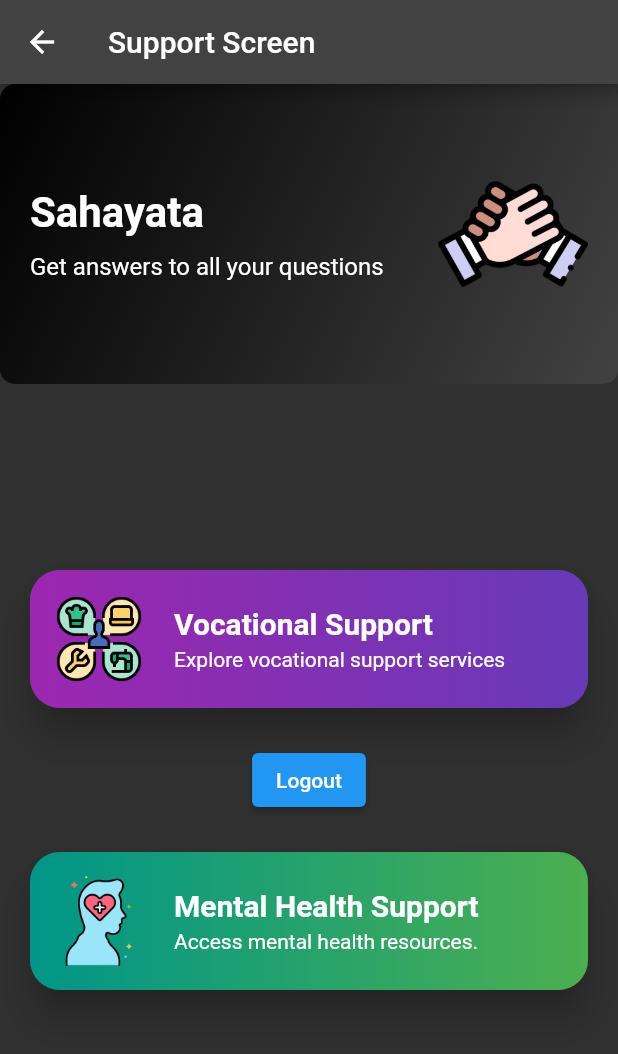
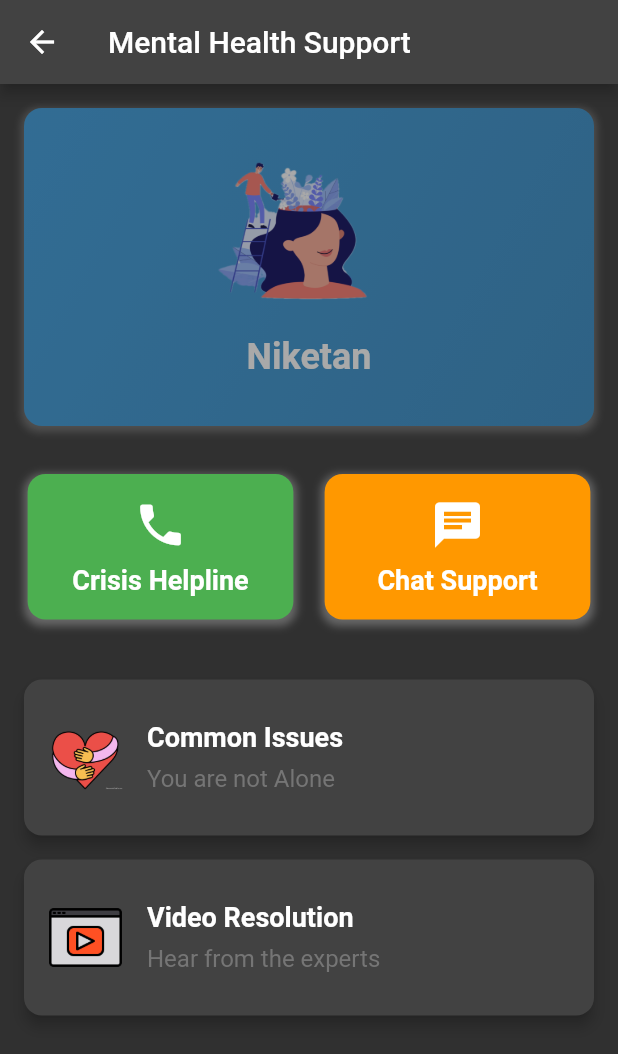
Before and after one commit to harshitsinghcode/law_help_falcon, a Flutter app: the UTSupport screen opened directly, after a tap on "Mental Health Support", on a phone screen of 412 x 824 dp. Shown: the top 1054 px of the screen. Run offline on Flutter 3.47's test engine with Material 2 defaults, Android fonts, the phone set to English and light mode, and no system bars; our stand-ins replace bubble, cloud_firestore, dot_navigation_bar, expansion_tile_card, firebase_auth, firebase_core and 4 more; missing offline and left inert: dialogflow_flutter; accounts and stored records are empty; Roboto replaces fonts that are missing (Montserrat); project files that could hold a hidden picture were left out.

Commit message:
added dialog flow and support screens

```diff
--- /dev/null
+++ b/lib/screens/stakeholders/undertrial/support screens/mental/niketan.dart
@@ -0,0 +1,267 @@
+// ignore_for_file: library_private_types_in_public_api
+
+import 'package:flutter/material.dart';
+import 'package:url_launcher/url_launcher.dart';
+import 'chat_support.dart';
+
+class MentalSupportScreen extends StatefulWidget {
+  const MentalSupportScreen({Key? key}) : super(key: key);
+
+  @override
+  _MentalSupportScreenState createState() => _MentalSupportScreenState();
+}
+
+class _MentalSupportScreenState extends State<MentalSupportScreen>
+    with SingleTickerProviderStateMixin {
+  late AnimationController _animationController;
+  late Animation<double> _animation;
+
+  @override
+  void initState() {
+    super.initState();
+
+    _animationController = AnimationController(
+      vsync: this,
+      duration: const Duration(seconds: 2),
+    );
+
+    _animation = Tween<double>(
+      begin: 0.0,
+      end: 1.0,
+    ).animate(
+      CurvedAnimation(
+        parent: _animationController,
+        curve: Curves.easeInOut,
+      ),
+    );
+
+    _animationController.forward();
+  }
+
+  @override
+  void dispose() {
+    _animationController.dispose();
+    super.dispose();
+  }
+
+  Widget _buildWelcomeSection(BuildContext context) {
+    return Hero(
+      tag: 'welcome_tag',
+      child: AnimatedBuilder(
+        animation: _animationController,
+        builder: (context, child) {
+          return Opacity(
+            opacity: _animation.value,
+            child: Container(
+              margin: const EdgeInsets.all(16),
+              padding: const EdgeInsets.all(16),
+              decoration: BoxDecoration(
+                gradient: const LinearGradient(
+                  begin: Alignment.topLeft,
+                  end: Alignment.bottomRight,
+                  colors: [
+                    Color(0xFF3498DB),
+                    Color(0xFF2E86C1),
+                  ],
+                ),
+                borderRadius: BorderRadius.circular(12),
+                boxShadow: [
+                  BoxShadow(
+                    color: Colors.grey.withOpacity(0.5),
+                    spreadRadius: 2,
+                    blurRadius: 4,
+                    offset: const Offset(0, 2),
+                  ),
+                ],
+              ),
+              child: Column(
+                crossAxisAlignment: CrossAxisAlignment.stretch,
+                children: <Widget>[
+                  Image.asset(
+                    'assets/images/mental.png',
+                    height: 120,
+                    width: 120,
+                  ),
+                  const SizedBox(height: 16),
+                  const Center(
+                    child: Text(
+                      'Niketan',
+                      style: TextStyle(
+                        fontSize: 24,
+                        fontWeight: FontWeight.bold,
+                        color: Colors.white,
+                      ),
+                    ),
+                  ),
+                  const SizedBox(height: 16),
+                ],
+              ),
+            ),
+          );
+        },
+      ),
+    );
+  }
+
+  Widget _buildCallChatCards(BuildContext context) {
+    return Container(
+      margin: const EdgeInsets.symmetric(horizontal: 16),
+      child: Row(
+        mainAxisAlignment: MainAxisAlignment.spaceEvenly,
+        children: <Widget>[
+          GestureDetector(
+            onTap: () {
+              launch(
+                  "tel:123");
+            },
+            child: _buildSupportCard(
+              context,
+              'Crisis Helpline',
+              Icons.phone,
+              Colors.green,
+            ),
+          ),
+          const SizedBox(width: 16),
+          GestureDetector(
+            onTap: () {
+              Navigator.of(context).push(
+                MaterialPageRoute(
+                  builder: (context) => ChatBotScreen(),
+                ),
+              );
+            },
+            child: _buildSupportCard(
+              context,
+              'Chat Support',
+              Icons.chat,
+              Colors.orange,
+            ),
+          ),
+        ],
+      ),
+    );
+  }
+
+  Widget _buildSupportCard(
+      BuildContext context, String text, IconData icon, Color color) {
+    return Container(
+      width: MediaQuery.of(context).size.width * 0.43,
+      padding: const EdgeInsets.all(16),
+      decoration: BoxDecoration(
+        color: color,
+        borderRadius: BorderRadius.circular(12),
+        boxShadow: [
+          BoxShadow(
+            color: Colors.grey.withOpacity(0.5),
+            spreadRadius: 2,
+            blurRadius: 4,
+            offset: const Offset(0, 2),
+          ),
+        ],
+      ),
+      child: Column(
+        mainAxisAlignment: MainAxisAlignment.center,
+        children: <Widget>[
+          Icon(
+            icon,
+            size: 36,
+            color: Colors.white,
+          ),
+          const SizedBox(height: 8),
+          Text(
+            text,
+            style: const TextStyle(
+              fontSize: 18,
+              fontWeight: FontWeight.bold,
+              color: Colors.white,
+            ),
+            textAlign: TextAlign.center,
+          ),
+        ],
+      ),
+    );
+  }
+
+  Widget _buildResourceCard(BuildContext context, String title,
+      String description, Function onPressed, String imagePath) {
+    return Card(
+      margin: const EdgeInsets.symmetric(horizontal: 16),
+      elevation: 4,
+      shape: RoundedRectangleBorder(
+        borderRadius: BorderRadius.circular(12),
+      ),
+      child: ListTile(
+        contentPadding: const EdgeInsets.all(16),
+        title: Text(
+          title,
+          style: const TextStyle(
+            fontSize: 18,
+            fontWeight: FontWeight.bold,
+          ),
+        ),
+        subtitle: Padding(
+          padding: const EdgeInsets.only(top: 8),
+          child: Text(
+            description,
+            style: TextStyle(
+              fontSize: 16,
+              color: Colors.grey[600],
+            ),
+          ),
+        ),
+        onTap: onPressed as void Function(),
+        leading: Image.asset(
+          imagePath,
+          width: 50,
+          height: 50,
+        ),
+      ),
+    );
+  }
+
+  @override
+  Widget build(BuildContext context) {
+    return Scaffold(
+      appBar: AppBar(
+        title: const Text('Mental Health Support'),
+      ),
+      body: SingleChildScrollView(
+        child: Column(
+          children: <Widget>[
+            _buildWelcomeSection(context),
+            const SizedBox(height: 16),
+            _buildCallChatCards(context),
+            const SizedBox(height: 40),
+            _buildResourceCard(
+              context,
+              'Common Issues',
+              'You are not Alone',
+              () {
+                // Navigator.of(context).push(
+                //   MaterialPageRoute(
+                //     builder: (context) => MentalHealthIssuesScreen(),
+                //   ),
+                // );
+              },
+              'assets/images/hug.png',
+            ),
+            const SizedBox(height: 16),
+            _buildResourceCard(
+              context,
+              'Video Resolution',
+              'Hear from the experts',
+              () {
+                // Navigator.of(context).push(
+                //   MaterialPageRoute(
+                //     builder: (context) => VideoListScreen(),
+                //   ),
+                // );
+              },
+              'assets/images/4404094.png',
+            ),
+          ],
+        ),
+      ),
+    );
+  }
+}
--- a/lib/screens/stakeholders/undertrial/support screens/vocational/unnati.dart
+++ b/lib/screens/stakeholders/undertrial/support screens/vocational/unnati.dart
@@ -20,7 +20,7 @@ class _WelcomeCardState extends State<WelcomeCard> {
   @override
   void initState() {
     super.initState();
-    Future.delayed(const Duration(milliseconds: 500), () {
+    Future.delayed(const Duration(milliseconds: 300), () {
       setState(() {
         _opacity = 1.0;
       });
--- a/lib/screens/stakeholders/undertrial/ut_support.dart
+++ b/lib/screens/stakeholders/undertrial/ut_support.dart
@@ -1,6 +1,7 @@
 import 'package:flutter/material.dart';
 import 'package:law_help/widgets/buttons/logout_button.dart';
 
+import 'support screens/mental/niketan.dart';
 import 'support screens/vocational/unnati.dart';
 
 class UTSupport extends StatelessWidget {
@@ -99,14 +100,14 @@ class UTSupport extends StatelessWidget {
                     description: 'Access mental health resources.',
                     iconPath: 'assets/images/4525515.png',
                     onPressed: () {
-                      // Navigator.push(
-                      //   context,
-                      //   MaterialPageRoute(
-                      //     builder: (context) {
-                      //       return const MentalSupportScreen();
-                      //     },
-                      //   ),
-                      // );
+                      Navigator.push(
+                        context,
+                        MaterialPageRoute(
+                          builder: (context) {
+                            return const MentalSupportScreen();
+                          },
+                        ),
+                      );
                     },
                     gradientColors: const [Colors.teal, Colors.green],
                   ),
--- a/pubspec.yaml
+++ b/pubspec.yaml
@@ -46,11 +46,13 @@ dependencies:
   url_launcher: ^6.1.14
   google_maps_flutter: ^2.5.0
   smooth_page_indicator: ^1.1.0
-  http: ^1.1.0
+  http: ^0.13.3
   html: ^0.15.4
   youtube_player_flutter: ^8.1.2
   card_slider: ^1.0.5
   expansion_tile_card: ^3.0.0
+  bubble: ^1.2.1
+  dialogflow_flutter: ^1.0.0
 
 
 dev_dependencies:
@@ -78,6 +80,7 @@ flutter:
   # To add assets to your application, add an assets section, like this:
   assets:
     - assets/images/
+    - assets/json/
   #   - images/a_dot_ham.jpeg
 
   # An image asset can refer to one or more resolution-specific "variants", see
```
Also changed, not shown: assets/json/dialog_flow_auth.json (added, +13 -0 lines), lib/screens/stakeholders/undertrial/support screens/mental/chat_support.dart (added, +136 -0 lines), assets/images/4404094.png (added), assets/images/hug.png (added), pubspec.lock.
